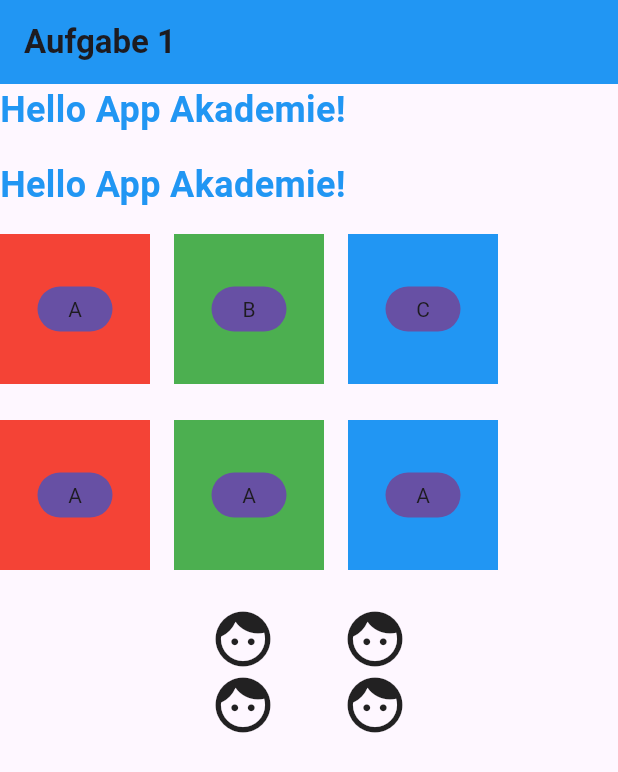
After one commit to Far012/erste_flutter_app, a Flutter app: the screen it shows after launch, on a phone screen of 412 x 824 dp. The commit adds this screen. Shown: the top 772 px of the screen. Run offline on Flutter 3.47's test engine with Material 3 defaults, Android fonts, the phone set to English and light mode, and no system bars.

Commit message:
4_2_4_Widgetuebersicht_Bonus

```diff
--- /dev/null
+++ b/lib/4.2.4_Widgetuebersicht_Bonus/widget_uebersicht.dart
@@ -0,0 +1,146 @@
+import 'package:flutter/material.dart';
+
+class WidgetUebersicht extends StatelessWidget {
+  const WidgetUebersicht({super.key});
+
+  @override
+  Widget build(BuildContext context) {
+    return Scaffold(
+      backgroundColor: const Color.fromARGB(255, 254, 247, 255),
+      appBar: AppBar(
+        backgroundColor: Colors.blue,
+        title: Text("Aufgabe 1", style: TextStyle(fontWeight: FontWeight.bold)),
+      ),
+      body: Column(
+        mainAxisAlignment: MainAxisAlignment.start,
+        children: [
+          AppAkademieText(),
+          SizedBox(height: 16),
+          AppAkademieText(),
+          SizedBox(height: 16),
+          Row(
+            mainAxisAlignment: MainAxisAlignment.start,
+            children: [
+              Box(
+                letter: letters[0],
+                backgroundColor: Colors.red,
+                circleColor: const Color.fromARGB(255, 103, 80, 164),
+              ),
+              SizedBox(width: 16),
+              Box(
+                letter: letters[1],
+                backgroundColor: Colors.green,
+                circleColor: const Color.fromARGB(255, 103, 80, 164),
+              ),
+              SizedBox(width: 16),
+              Box(
+                letter: letters[2],
+                backgroundColor: Colors.blue,
+                circleColor: const Color.fromARGB(255, 103, 80, 164),
+              ),
+            ],
+          ),
+          SizedBox(height: 24),
+          Row(
+            children: [
+              Box(
+                letter: letters[0],
+                backgroundColor: Colors.red,
+                circleColor: Color.fromARGB(255, 103, 80, 164),
+              ),
+              SizedBox(width: 16),
+              Box(
+                letter: letters[0],
+                backgroundColor: Colors.green,
+                circleColor: Color.fromARGB(255, 103, 80, 164),
+              ),
+              SizedBox(width: 16),
+              Box(
+                letter: letters[0],
+                backgroundColor: Colors.blue,
+                circleColor: Color.fromARGB(255, 103, 80, 164),
+              ),
+            ],
+          ),
+          SizedBox(height: 24),
+          Column(children: [NameWidget(), NameWidget()]),
+        ],
+      ),
+    );
+  }
+}
+
+List<String> letters = ["A", "B", "C"];
+
+class Box extends StatelessWidget {
+  final String letter;
+  final Color backgroundColor;
+  final Color circleColor;
+
+  const Box({
+    super.key,
+    required this.letter,
+    required this.backgroundColor,
+    required this.circleColor,
+  });
+
+  @override
+  Widget build(BuildContext context) {
+    return Container(
+      height: 100,
+      width: 100,
+      color: backgroundColor,
+      alignment: Alignment.center,
+      child: Container(
+        height: 30,
+        width: 50,
+        alignment: Alignment.center,
+        decoration: BoxDecoration(
+          borderRadius: BorderRadius.circular(16),
+          color: circleColor,
+        ),
+        child: Text(letter),
+      ),
+    );
+  }
+}
+
+class AppAkademieText extends StatelessWidget {
+  const AppAkademieText({super.key});
+
+  @override
+  Widget build(BuildContext context) {
+    return Row(
+      children: [
+        Text(
+          "Hello App Akademie!",
+          style: TextStyle(
+            color: Colors.blue,
+            fontSize: 24,
+            fontWeight: FontWeight.bold,
+          ),
+        ),
+      ],
+    );
+  }
+}
+
+class NameWidget extends StatelessWidget {
+  const NameWidget({super.key});
+
+  @override
+  Widget build(BuildContext context) {
+    return Row(
+      mainAxisAlignment: MainAxisAlignment.center,
+      children: [
+        Row(
+          children: [
+            Icon(Icons.face, size: 44),
+            SizedBox(width: 44),
+            Icon(Icons.face, size: 44),
+          ],
+        ),
+      ],
+    );
+  }
+}
--- a/lib/4.3.1_Stateless_Widgets/stateless_widgets.dart
+++ /dev/null
@@ -1,10 +0,0 @@
-import 'package:flutter/material.dart';
-
-class Test extends StatelessWidget {
-  const Test({super.key});
-
-  @override
-  Widget build(BuildContext context) {
-    return Scaffold();
-  }
-}
--- a/lib/main.dart
+++ b/lib/main.dart
@@ -1,6 +1,6 @@
-import 'package:erste_flutter_app/4.2.4_P13_HelloWorldFlutterApp/hello_world.dart';
+import 'package:erste_flutter_app/4.2.4_Widgetuebersicht_Bonus/widget_uebersicht.dart';
 import 'package:flutter/material.dart';
 
 void main() {
-  runApp(MaterialApp(home: Helloworld()));
+  runApp(MaterialApp(home: WidgetUebersicht()));
 }
```
